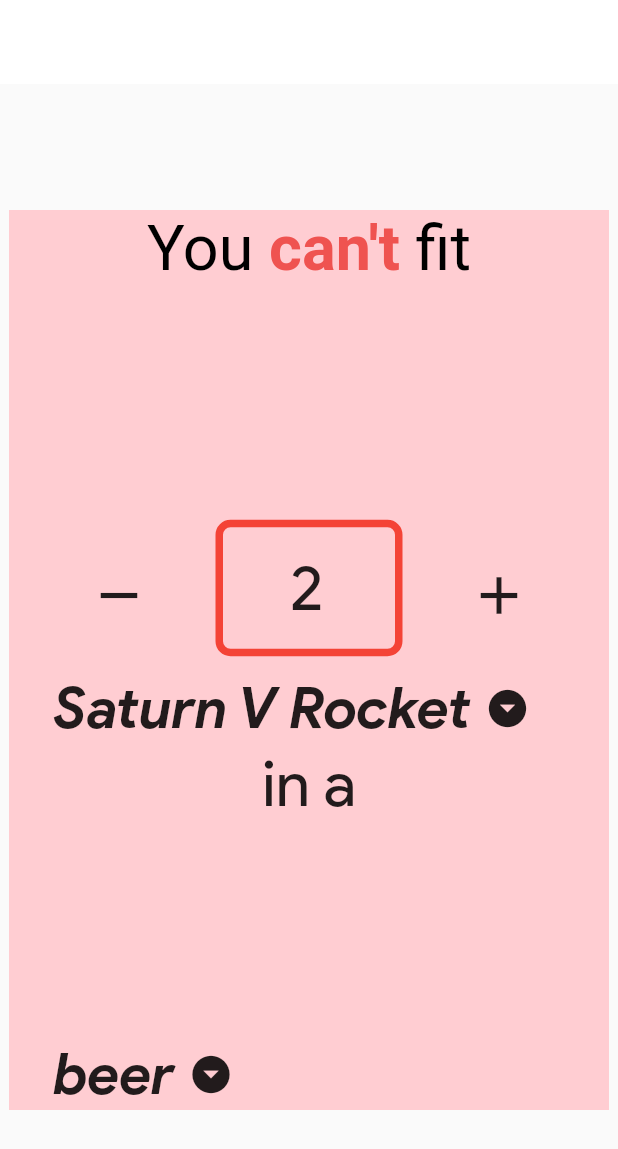
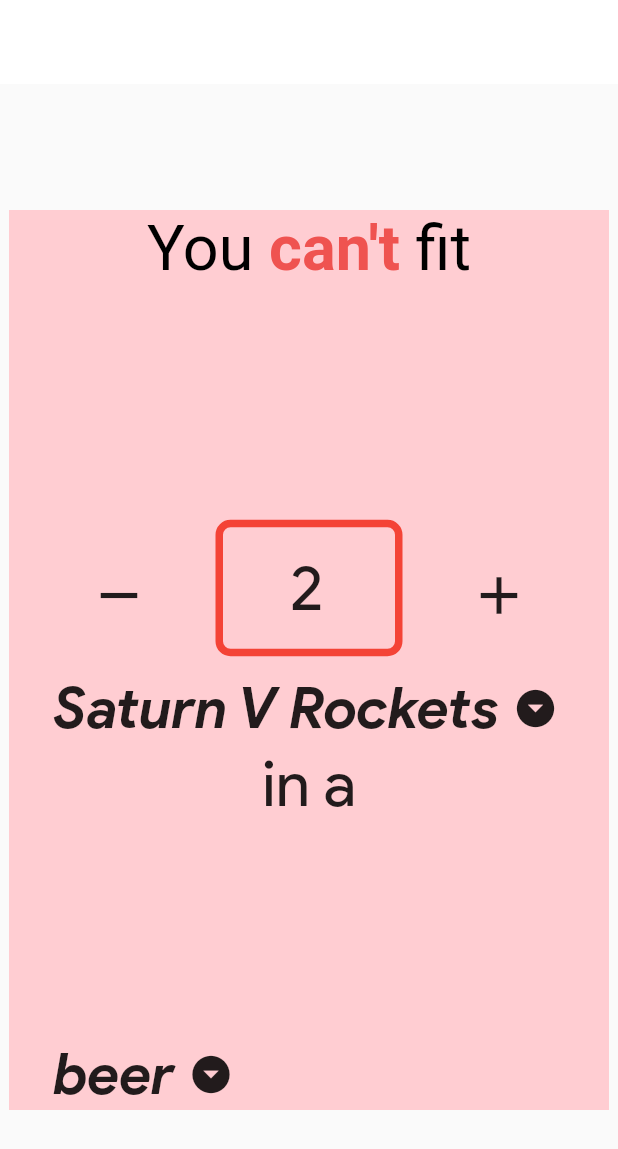
Before and after one commit to weronkagolonka/Flutter, a Flutter app: the screen it shows after launch, after a tap on the "arrow drop down circle" icon, after a tap on the "remove" icon, after a tap on the "add" icon, on a phone screen of 412 x 824 dp. Shown: the top 1149 px of the screen. Run offline on Flutter 3.47's test engine with Material 2 defaults, Android fonts, the phone set to English and light mode, and no system bars.

Commit message:
func that changes item's name if it's plural

```diff
--- a/does_it_fit/lib/screens/DisplayCalc.dart
+++ b/does_it_fit/lib/screens/DisplayCalc.dart
@@ -75,14 +75,14 @@ OutlineInputBorder colorBorder() {
   }
 }
 
-Widget plural(String value) {
+String plural(String value) {
   String item;
   if (howmany1 == 1) {
     item = value;
   } else {
     item = value + 's';
   }
-  return Text(item);
+  return item;
 }
 
 List<String> fillString() {
@@ -216,7 +216,7 @@ class _DisplayCalc extends State<DisplayCalc> {
                 children: <Widget>[
                   Container(
                     child: Text(
-                      '$dropdownValue1',
+                      '${plural(dropdownValue1)}',
                       style: TextStyle(
                         fontSize: 38,
                         fontWeight: FontWeight.bold,
```
